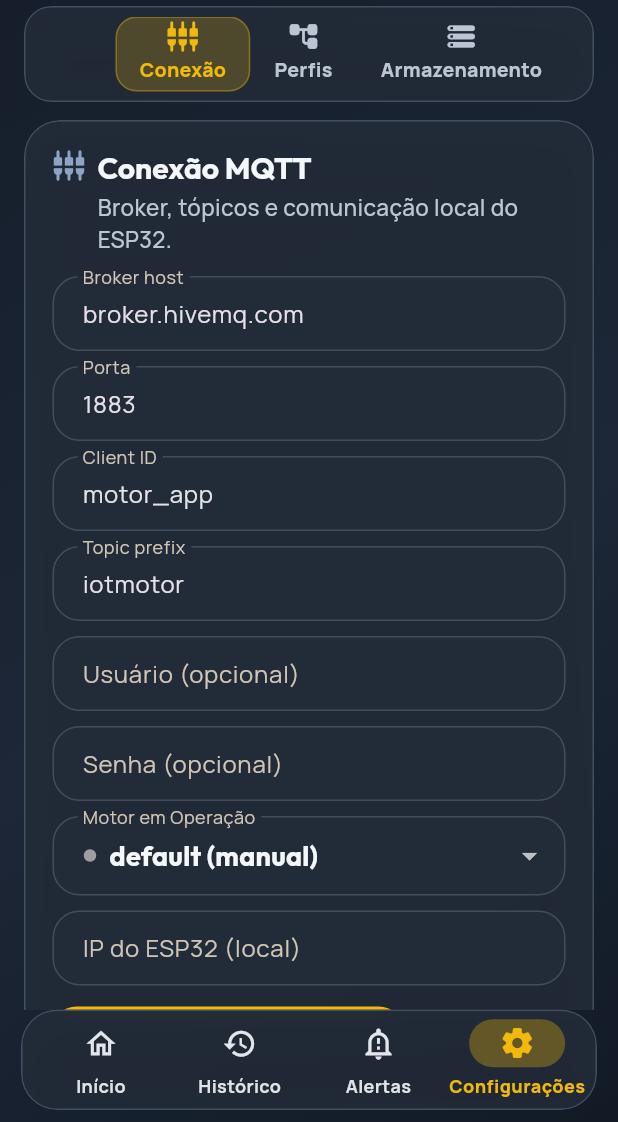
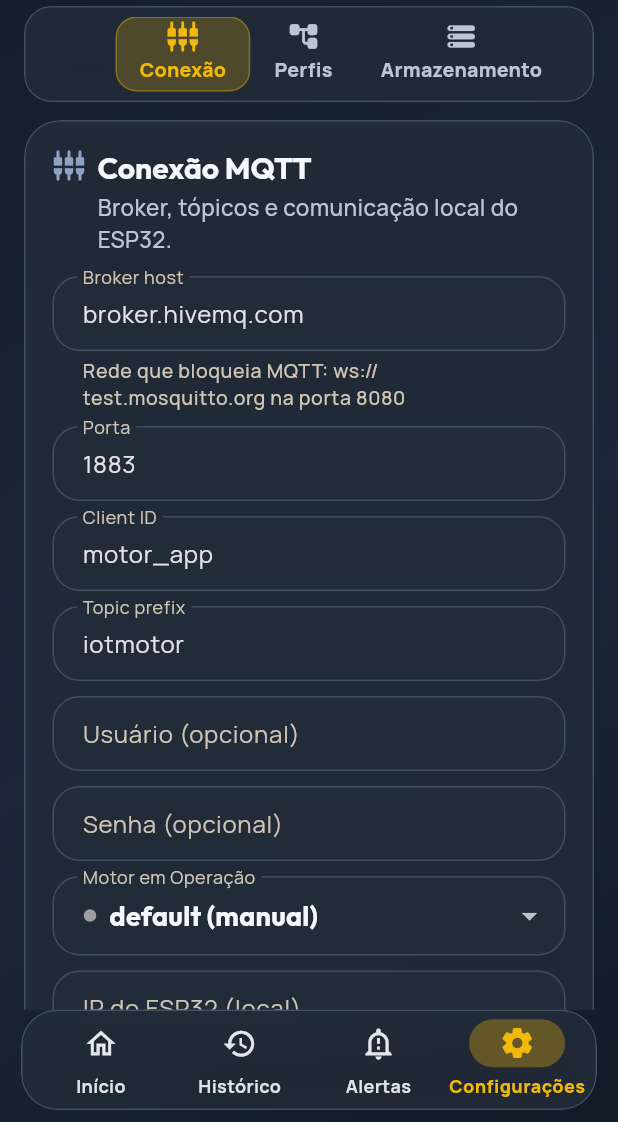
Before and after one commit to frahncky/IoTMotor, a Flutter app: the screen it shows after launch, item 4 of the bottom bar chosen, on a phone screen of 412 x 824 dp, the part 114-1236 px from its top. Run offline on Flutter 3.47's test engine with Material 3 defaults, Android fonts, the phone set to English and light mode, and no system bars; our stand-ins replace fl_chart, flutter_riverpod, flutter_secure_storage, google_fonts, package_info_plus, shared_preferences; missing offline and left inert: cryptography, dart:html, flutter_background_service, mqtt_client.

Commit message:
feat(app): conectar por WebSocket onde as portas MQTT sao bloqueadas
O app so falava MQTT sobre TCP. Na rede do IFMA as portas 1883, 8883 e
8081 sao bloqueadas e so a 8080 passa -- foi por isso que as placas foram
movidas para ws://test.mosquitto.org:8080. Sem esse caminho, o app nao
tinha como conectar.

O campo Broker host passa a aceitar ws:// e wss://, e a conexao usa
WebSocket quando o endereco pede. O campo mostra a dica com o endereco
que funciona na bancada.

Co-Authored-By: Claude Opus 5 <noreply@anthropic.com>

```diff
--- a/lib/features/iot_motor/view/tabs/settings_tab.dart
+++ b/lib/features/iot_motor/view/tabs/settings_tab.dart
@@ -236,6 +236,9 @@ class _ConfiguracoesTabState extends ConsumerState<ConfiguracoesTab> {
                       label: 'Broker host',
                       controllerField: controller.brokerController,
                       validator: MqttSettingsValidators.validateBroker,
+                      helperText:
+                          'Rede que bloqueia MQTT: ws://test.mosquitto.org '
+                          'na porta 8080',
                     ),
                     _textField(
                       width: fieldWidth,
@@ -1323,6 +1326,7 @@ class _ConfiguracoesTabState extends ConsumerState<ConfiguracoesTab> {
     bool obscureText = false,
     String? Function(String?)? validator,
     String? suffixText,
+    String? helperText,
   }) {
     return SizedBox(
       width: width,
@@ -1337,7 +1341,12 @@ class _ConfiguracoesTabState extends ConsumerState<ConfiguracoesTab> {
         },
         validator: validator,
         autovalidateMode: AutovalidateMode.onUserInteraction,
-        decoration: InputDecoration(labelText: label, suffixText: suffixText),
+        decoration: InputDecoration(
+          labelText: label,
+          suffixText: suffixText,
+          helperText: helperText,
+          helperMaxLines: 2,
+        ),
       ),
     );
   }
```
Also changed, not shown: lib/features/iot_motor/services/mqtt_motor_service.dart (+13 -1 lines), lib/features/iot_motor/services/mqtt_settings_validators.dart (+23 -4 lines), 2 other files.
